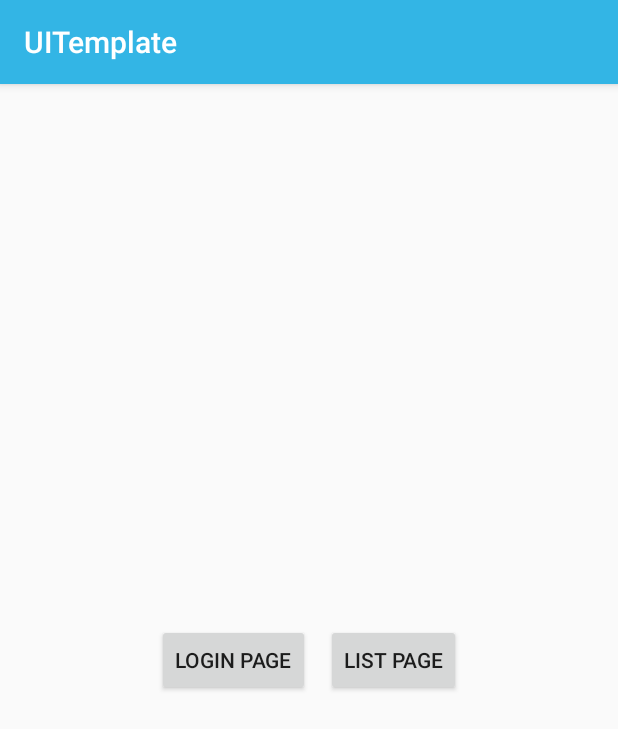
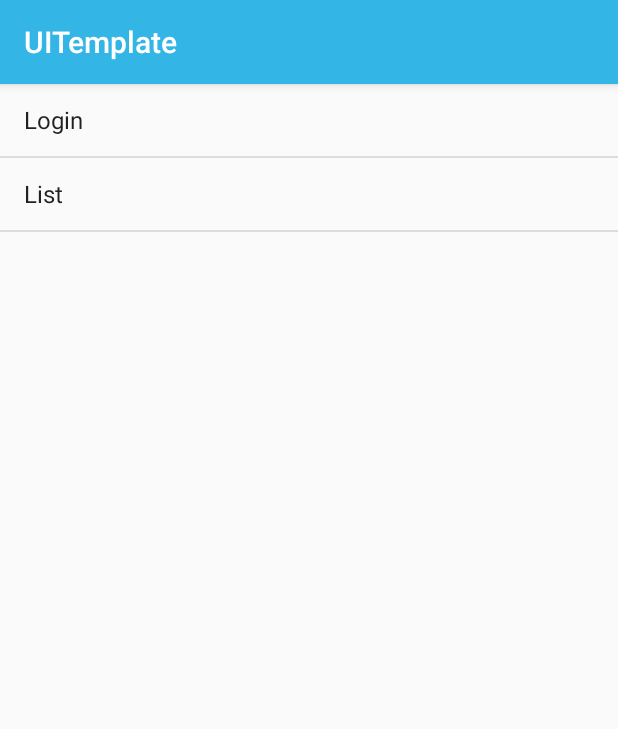
Before and after one commit to gameraroma/ui-template-android, an Android app: the screen it shows after launch (HomeActivity), on a phone screen of 412 x 824 dp. Shown: the top 729 px of the screen. Run offline under Robolectric (Android 15) with nearby library versions, the light colour scheme and no system bars.

Commit message:
change navigation to home

```diff
--- a/app/src/main/java/gameraromic/uitemplate/HomeActivity.kt
+++ b/app/src/main/java/gameraromic/uitemplate/HomeActivity.kt
@@ -1,33 +1,36 @@
 package gameraromic.uitemplate
 
-import android.app.Activity
-import android.content.Context
 import android.content.Intent
 import android.support.v7.app.AppCompatActivity
 import android.os.Bundle
-import android.widget.Button
+import android.widget.ArrayAdapter
+import android.widget.TextView
 import gameraromic.uitemplate.exampleviews.LoginLightActivity
 import kotlinx.android.synthetic.main.activity_home.*
-import java.util.*
 
 class HomeActivity : AppCompatActivity() {
 
-    private lateinit var loginButton: Button
-    private lateinit var listButton: Button
+    private val _loginSection: String = "Login"
+    private val _listSection: String = "List"
+    private val _loginList = arrayOf(_loginSection, _listSection)
 
     override fun onCreate(savedInstanceState: Bundle?) {
         super.onCreate(savedInstanceState)
         setContentView(R.layout.activity_home)
 
-        loginButton = loginPageButton
-        listButton = listPageButton
+        menuListView.adapter = ArrayAdapter(this, android.R.layout.simple_list_item_1, android.R.id.text1 , _loginList)
 
-        loginButton.setOnClickListener {
-            openActivity(LoginLightActivity::class.java)
-        }
+        menuListView.setOnItemClickListener { adapterView, view, i, l ->
+            val itemTextView = view.findViewById<TextView>(android.R.id.text1)
+            when (itemTextView.text) {
+                _loginSection -> {
+                    openActivity(LoginLightActivity::class.java)
+                }
+                _listSection -> {
 
-        listButton.setOnClickListener {
-
+                }
+                else -> {}
+            }
         }
     }
 
--- a/app/src/main/res/layout/activity_home.xml
+++ b/app/src/main/res/layout/activity_home.xml
@@ -12,7 +12,8 @@
         app:layout_constraintBottom_toBottomOf="parent"
         app:layout_constraintLeft_toLeftOf="parent"
         app:layout_constraintRight_toRightOf="parent"
-        app:layout_constraintTop_toTopOf="parent">
+        app:layout_constraintTop_toTopOf="parent"
+        android:visibility="gone">
 
         <Button
             android:id="@+id/loginPageButton"
@@ -30,4 +31,13 @@
 
     </GridLayout>
 
+    <ListView
+        android:id="@+id/menuListView"
+        android:layout_width="match_parent"
+        android:layout_height="match_parent"
+        app:layout_constraintBottom_toBottomOf="parent"
+        app:layout_constraintLeft_toLeftOf="parent"
+        app:layout_constraintRight_toRightOf="parent"
+        app:layout_constraintTop_toTopOf="parent" />
+
 </android.support.constraint.ConstraintLayout>
--- a/app/src/main/res/layout/activity_login_light.xml
+++ b/app/src/main/res/layout/activity_login_light.xml
@@ -9,6 +9,6 @@
     <TextView
         android:layout_width="match_parent"
         android:layout_height="match_parent"
-        android:text="login light"/>
+        android:text="login light activity"/>
 
 </android.support.constraint.ConstraintLayout>
```
Also changed, not shown: app/src/main/java/gameraromic/uitemplate/LoginPageListActivity.kt (+5 -5 lines).
